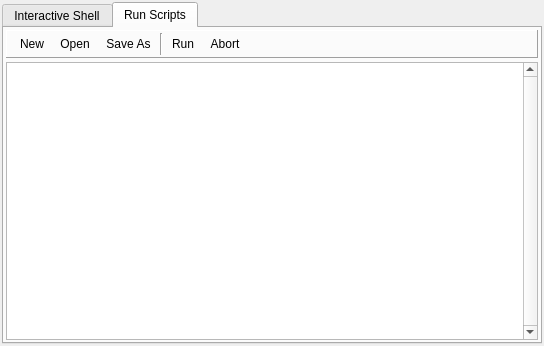
Above: qrenderdoc/Windows/PythonShell.ui from baldurk/renderdoc before the change. Below: the same form after it.
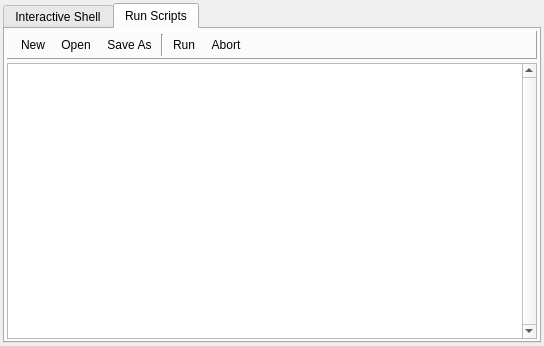
That is the form after the change. Icons and pictures are not drawn. Custom widgets are drawn as their Qt base class.

```diff
--- a/qrenderdoc/Windows/PythonShell.ui
+++ b/qrenderdoc/Windows/PythonShell.ui
@@ -18,16 +18,16 @@
     <number>0</number>
    </property>
    <property name="leftMargin">
-    <number>2</number>
+    <number>3</number>
    </property>
    <property name="topMargin">
-    <number>2</number>
+    <number>3</number>
    </property>
    <property name="rightMargin">
-    <number>2</number>
+    <number>3</number>
    </property>
    <property name="bottomMargin">
-    <number>2</number>
+    <number>3</number>
    </property>
    <item>
     <widget class="QTabWidget" name="tabWidget">
```
